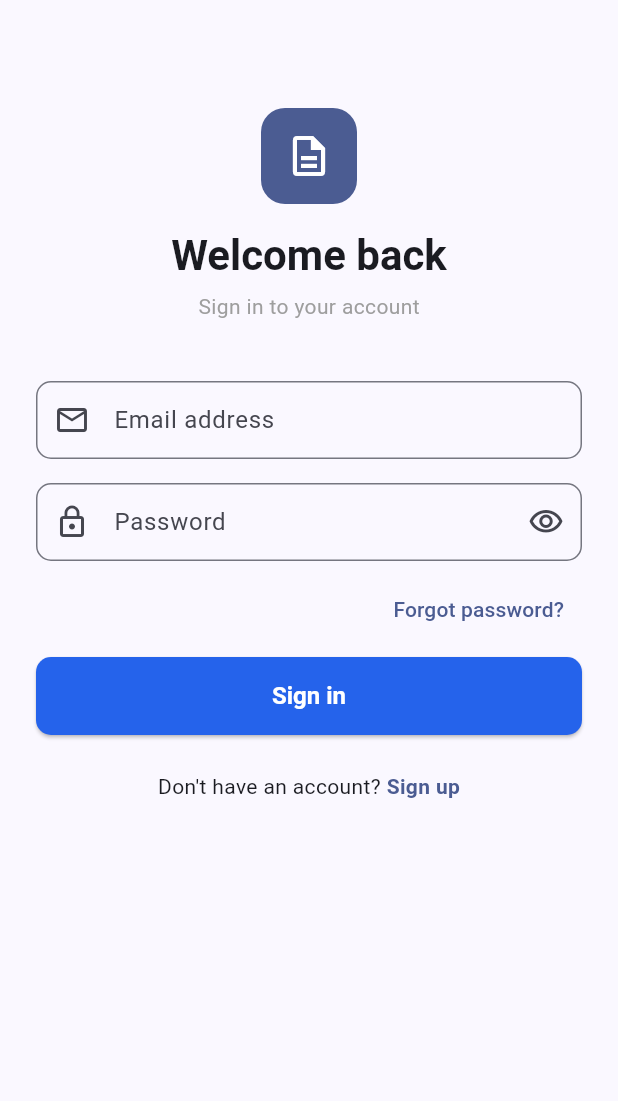
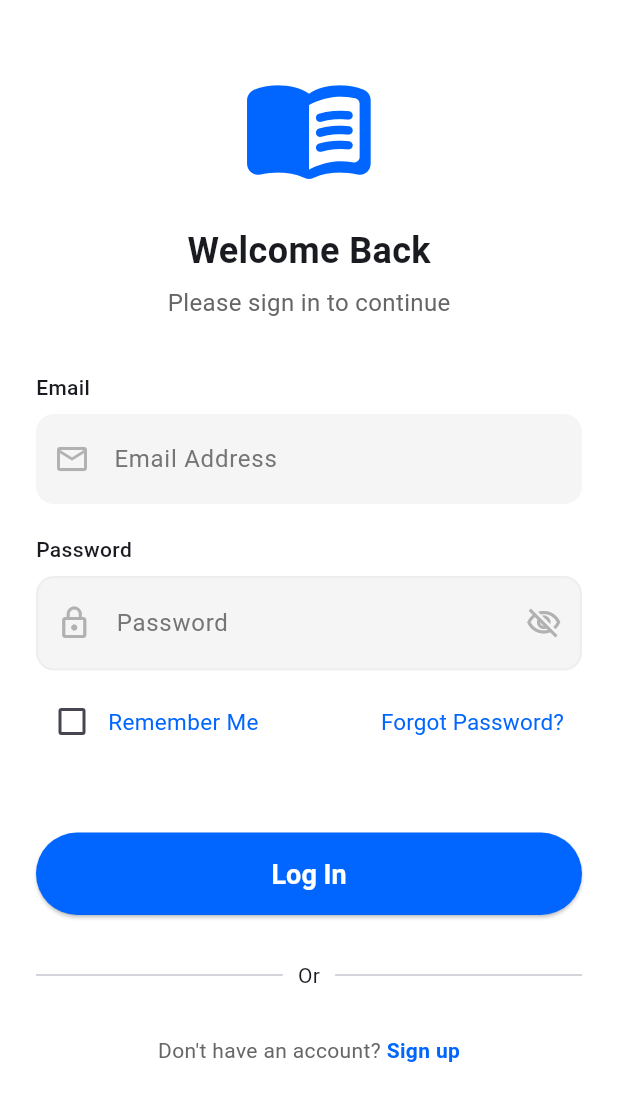
Before and after one commit to seekerVs/document_management_system, a Flutter app: the screen it shows after launch, on a phone screen of 412 x 824 dp. Shown: the top 1101 px of the screen. Run offline on Flutter 3.47's test engine with Material 3 defaults, Android fonts, the phone set to English and light mode, and no system bars; our stand-ins replace cloud_firestore, firebase_auth, firebase_core, firebase_messaging, get; accounts and stored records are empty.

Commit message:
first commit

```diff
--- a/lib/Template/OperatingSystem/Android/Page/SignIn/Controller/sign_in_controller.dart
+++ b/lib/Template/OperatingSystem/Android/Page/SignIn/Controller/sign_in_controller.dart
@@ -1,11 +1,9 @@
 import 'package:flutter/material.dart';
 import 'package:get/get.dart';
-import '../../../../../Utils/Exceptions/exceptions.dart';
-import '../../../../../Utils/Routes/main_routes.dart';
-import '../../../../../Utils/Services/user_controller.dart';
+import '../../../../../../Template/Utils/Exceptions/exceptions.dart';
+import '../../../../../../Template/Utils/Routes/main_routes.dart';
+import '../../../../../../Template/Utils/Services/user_controller.dart';
 import '../Repository/auth_repository.dart';
-
-// 📁 lib/Template/OperatingSystem/Android/Page/SignIn/Controller/sign_in_controller.dart
 
 class SignInController extends GetxController {
   final AuthRepository _repo = AuthRepository();
@@ -20,6 +18,7 @@ class SignInController extends GetxController {
 
   final RxBool isLoading = false.obs;
   final RxBool obscurePassword = true.obs;
+  final RxBool rememberMe = false.obs;
   final RxString errorMessage = ''.obs;
 
   // ─── Actions ─────────────────────────────────────────────────────────────
--- a/lib/Template/OperatingSystem/Android/Page/SignIn/View/sign_in_view.dart
+++ b/lib/Template/OperatingSystem/Android/Page/SignIn/View/sign_in_view.dart
@@ -1,112 +1,172 @@
 import 'package:flutter/material.dart';
 import 'package:get/get.dart';
-
-import '../../../../../Utils/Validators/validators.dart';
 import '../Controller/sign_in_controller.dart';
+import '../../../../../../Template/Utils/Validators/validators.dart';
 
 // 📁 lib/Template/OperatingSystem/Android/Page/SignIn/View/sign_in_view.dart
 
 class SignInView extends GetView<SignInController> {
   const SignInView({super.key});
 
+  static const Color _primary = Color(0xFF0066FF);
+
   @override
   Widget build(BuildContext context) {
     return Scaffold(
+      backgroundColor: Colors.white,
       body: SafeArea(
         child: SingleChildScrollView(
-          padding: const EdgeInsets.symmetric(horizontal: 24, vertical: 40),
+          padding: const EdgeInsets.symmetric(horizontal: 24),
           child: Form(
             key: controller.formKey,
             child: Column(
               crossAxisAlignment: CrossAxisAlignment.start,
               children: [
-                const SizedBox(height: 32),
+                const SizedBox(height: 40),
 
-                // Logo / App name
-                Center(
-                  child: Column(
-                    children: [
-                      Container(
-                        width: 64,
-                        height: 64,
-                        decoration: BoxDecoration(
-                          color: Theme.of(context).colorScheme.primary,
-                          borderRadius: BorderRadius.circular(16),
-                        ),
-                        child: const Icon(
-                          Icons.description_outlined,
-                          color: Colors.white,
-                          size: 32,
-                        ),
-                      ),
-                      const SizedBox(height: 16),
-                      Text(
-                        'Welcome back',
-                        style: Theme.of(context).textTheme.headlineMedium
-                            ?.copyWith(fontWeight: FontWeight.bold),
-                      ),
-                      const SizedBox(height: 6),
-                      Text(
-                        'Sign in to your account',
-                        style: Theme.of(
-                          context,
-                        ).textTheme.bodyMedium?.copyWith(color: Colors.grey),
-                      ),
-                    ],
+                // Icon
+                const Center(
+                  child: Icon(
+                    Icons.menu_book_rounded,
+                    size: 90,
+                    color: _primary,
                   ),
                 ),
 
-                const SizedBox(height: 40),
+                const SizedBox(height: 20),
+
+                // Title
+                const Center(
+                  child: Text(
+                    'Welcome Back',
+                    style: TextStyle(fontSize: 24, fontWeight: FontWeight.w600),
+                  ),
+                ),
+
+                const SizedBox(height: 6),
+
+                // Subtitle
+                const Center(
+                  child: Text(
+                    'Please sign in to continue',
+                    style: TextStyle(color: Color(0xFF666666), fontSize: 16),
+                  ),
+                ),
+
+                const SizedBox(height: 35),
+
+                // Email label
+                const Text(
+                  'Email',
+                  style: TextStyle(fontWeight: FontWeight.w500),
+                ),
+
+                const SizedBox(height: 8),
 
                 // Email field
-                TextFormField(
+                Container(
+                  decoration: BoxDecoration(
+                    color: Colors.grey[100],
+                    borderRadius: BorderRadius.circular(12),
+                  ),
+                  child: TextFormField(
                     controller: controller.emailController,
                     keyboardType: TextInputType.emailAddress,
                     textInputAction: TextInputAction.next,
                     validator: Validators.email,
-                  decoration: const InputDecoration(
-                    labelText: 'Email address',
-                    prefixIcon: Icon(Icons.email_outlined),
+                    decoration: InputDecoration(
+                      prefixIcon: const Icon(
+                        Icons.email_outlined,
+                        color: Color.fromARGB(255, 177, 177, 177),
+                      ),
+                      hintText: 'Email Address',
+                      hintStyle: TextStyle(color: Colors.grey[600]),
+                      border: InputBorder.none,
+                      contentPadding: const EdgeInsets.symmetric(vertical: 18),
+                    ),
                   ),
                 ),
 
-                const SizedBox(height: 16),
+                const SizedBox(height: 20),
+
+                // Password label
+                const Text(
+                  'Password',
+                  style: TextStyle(fontWeight: FontWeight.w500),
+                ),
+
+                const SizedBox(height: 8),
 
                 // Password field
                 Obx(
-                  () => TextFormField(
+                  () => Container(
+                    decoration: BoxDecoration(
+                      color: Colors.grey[100],
+                      borderRadius: BorderRadius.circular(12),
+                      border: Border.all(color: Colors.grey[200]!, width: 1.5),
+                    ),
+                    child: TextFormField(
                       controller: controller.passwordController,
                       obscureText: controller.obscurePassword.value,
                       textInputAction: TextInputAction.done,
                       validator: Validators.password,
                       onFieldSubmitted: (_) => controller.signIn(),
                       decoration: InputDecoration(
-                      labelText: 'Password',
-                      prefixIcon: const Icon(Icons.lock_outline),
+                        prefixIcon: const Icon(
+                          Icons.lock_outline,
+                          color: Color.fromARGB(255, 177, 177, 177),
+                        ),
                         suffixIcon: IconButton(
                           icon: Icon(
                             controller.obscurePassword.value
-                              ? Icons.visibility_outlined
-                              : Icons.visibility_off_outlined,
+                                ? Icons.visibility_off_outlined
+                                : Icons.visibility_outlined,
+                            color: const Color.fromARGB(255, 177, 177, 177),
                           ),
                           onPressed: controller.togglePasswordVisibility,
+                        ),
+                        hintText: 'Password',
+                        hintStyle: TextStyle(color: Colors.grey[600]),
+                        border: InputBorder.none,
+                        contentPadding: const EdgeInsets.symmetric(
+                          vertical: 18,
+                        ),
                       ),
                     ),
                   ),
                 ),
 
-                const SizedBox(height: 8),
+                const SizedBox(height: 10),
 
-                // Forgot password
-                Align(
-                  alignment: Alignment.centerRight,
-                  child: TextButton(
+                // Remember me + Forgot password
+                Obx(
+                  () => Row(
+                    children: [
+                      Checkbox(
+                        value: controller.rememberMe.value,
+                        activeColor: _primary,
+                        onChanged: (value) =>
+                            controller.rememberMe.value = value!,
+                      ),
+                      const Text(
+                        'Remember Me',
+                        style: TextStyle(color: _primary, fontSize: 15),
+                      ),
+                      const Spacer(),
+                      TextButton(
                         onPressed: controller.sendPasswordReset,
-                    child: const Text('Forgot password?'),
+                        child: const Text(
+                          'Forgot Password?',
+                          style: TextStyle(
+                            color: _primary,
+                            fontSize: 15,
+                            fontWeight: FontWeight.w400,
                           ),
                         ),
-
-                const SizedBox(height: 8),
+                      ),
+                    ],
+                  ),
+                ),
 
                 // Error message
                 Obx(
@@ -116,15 +176,13 @@ class SignInView extends GetView<SignInController> {
                           padding: const EdgeInsets.all(12),
                           margin: const EdgeInsets.only(bottom: 12),
                           decoration: BoxDecoration(
-                            color: Theme.of(context).colorScheme.errorContainer,
+                            color: Colors.red.shade50,
                             borderRadius: BorderRadius.circular(8),
                           ),
                           child: Text(
                             controller.errorMessage.value,
-                            style: TextStyle(
-                              color: Theme.of(
-                                context,
-                              ).colorScheme.onErrorContainer,
+                            style: const TextStyle(
+                              color: Colors.red,
                               fontSize: 13,
                             ),
                           ),
@@ -132,12 +190,20 @@ class SignInView extends GetView<SignInController> {
                       : const SizedBox.shrink(),
                 ),
 
-                // Sign in button
+                const SizedBox(height: 50),
+
+                // Login button
                 Obx(
                   () => SizedBox(
                     width: double.infinity,
-                    height: 52,
+                    height: 55,
                     child: ElevatedButton(
+                      style: ElevatedButton.styleFrom(
+                        backgroundColor: _primary,
+                        shape: RoundedRectangleBorder(
+                          borderRadius: BorderRadius.circular(40),
+                        ),
+                      ),
                       onPressed: controller.isLoading.value
                           ? null
                           : controller.signIn,
@@ -150,33 +216,55 @@ class SignInView extends GetView<SignInController> {
                                 color: Colors.white,
                               ),
                             )
-                          : const Text('Sign in'),
+                          : const Text(
+                              'Log In',
+                              style: TextStyle(
+                                fontSize: 18,
+                                color: Colors.white,
+                              ),
+                            ),
                     ),
                   ),
                 ),
 
-                const SizedBox(height: 24),
+                const SizedBox(height: 30),
 
-                // Go to sign up
+                // Divider
+                const Row(
+                  children: [
+                    Expanded(child: Divider()),
+                    Padding(
+                      padding: EdgeInsets.symmetric(horizontal: 10),
+                      child: Text('Or'),
+                    ),
+                    Expanded(child: Divider()),
+                  ],
+                ),
+
+                const SizedBox(height: 30),
+
+                // Sign up link
                 Row(
                   mainAxisAlignment: MainAxisAlignment.center,
                   children: [
-                    Text(
+                    const Text(
                       "Don't have an account? ",
-                      style: Theme.of(context).textTheme.bodyMedium,
+                      style: TextStyle(color: Color(0xFF666666)),
                     ),
                     GestureDetector(
                       onTap: controller.goToSignUp,
-                      child: Text(
+                      child: const Text(
                         'Sign up',
                         style: TextStyle(
-                          color: Theme.of(context).colorScheme.primary,
+                          color: _primary,
                           fontWeight: FontWeight.w600,
                         ),
                       ),
                     ),
                   ],
                 ),
+
+                const SizedBox(height: 30),
               ],
             ),
           ),
```
Also changed, not shown: 1 other file. Lines whose indentation alone changed are shown as unchanged.
